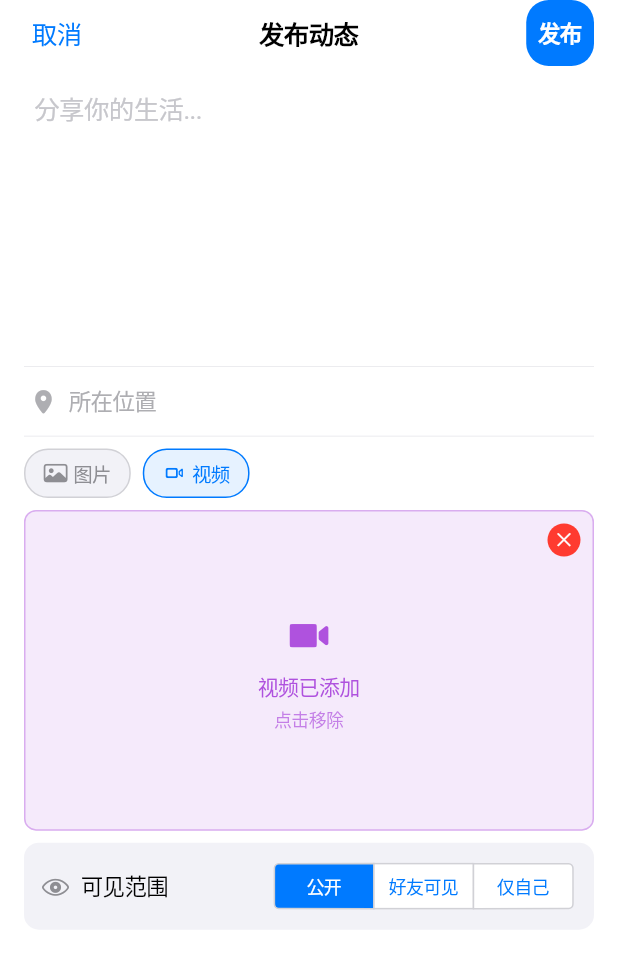
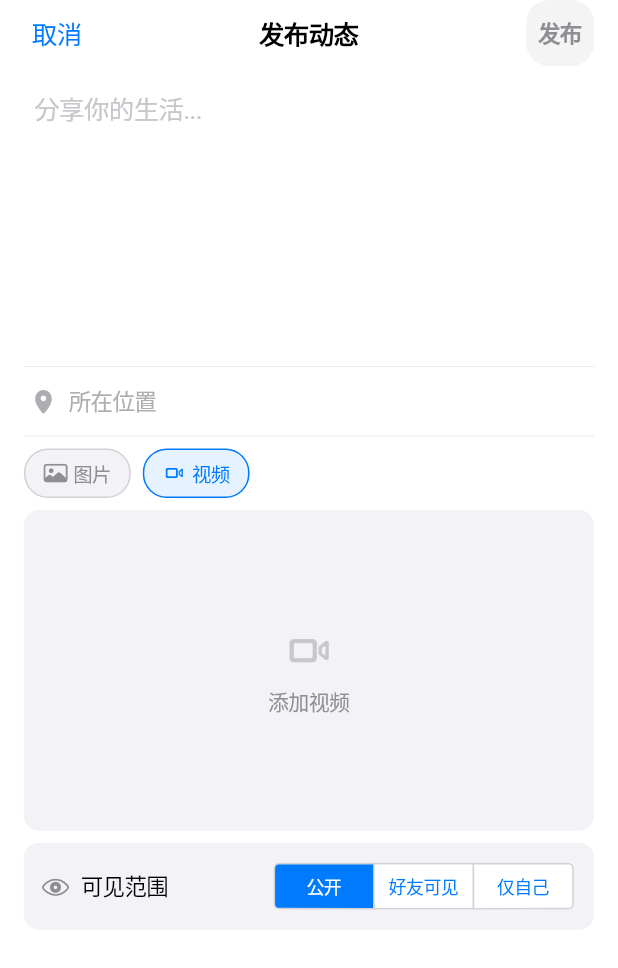
Before and after one commit to mrxiayi2023-alt/dochatapp, a Flutter app: the _PublishPostPage screen opened directly, after a tap on "视频", on a phone screen of 412 x 824 dp. Shown: the top 968 px of the screen. Run offline on Flutter 3.47's test engine with Material 3 defaults, Android fonts, the phone set to English and light mode, and no system bars; our stand-ins replace dio, flutter_riverpod, shared_preferences; missing offline and left inert: flutter_webrtc, tencent_cloud_chat_sdk; accounts and stored records are empty.

Commit message:
广场视频功能完善：添加视频入口+标签独立切换

```diff
--- a/lib/pages/plaza_page.dart
+++ b/lib/pages/plaza_page.dart
@@ -893,6 +893,7 @@ class _PublishPostPageState extends State<_PublishPostPage> {
   final List<Color> _images = []; // 图片占位色块列表
   int _visibility = 0; // 0:公开, 1:好友可见, 2:仅自己可见
   bool _locationEnabled = false;
+  bool _isVideoTab = false; // 当前选中"视频"标签
   bool _hasVideo = false; // 是否已添加视频
   // TODO: 接入高德地图SDK获取真实定位，替换此模拟地址
   static const String _simulatedLocation = '扬州市·智谷科技综合体';
@@ -921,7 +922,7 @@ class _PublishPostPageState extends State<_PublishPostPage> {
   }
 
   void _addImage() {
-    if (_hasVideo || _images.length >= _maxImages) return;
+    if (_images.length >= _maxImages) return;
     setState(() {
       _images.add(_palette[_images.length % _palette.length]);
     });
@@ -932,10 +933,7 @@ class _PublishPostPageState extends State<_PublishPostPage> {
   }
 
   void _addVideo() {
-    if (_images.isNotEmpty) {
-      // 切换为视频模式时清空图片
-      _images.clear();
-    }
+    // 替换已有视频（只能保留1个）
     setState(() => _hasVideo = true);
   }
 
@@ -1099,16 +1097,11 @@ class _PublishPostPageState extends State<_PublishPostPage> {
           // ---- 媒体类型切换 ----
           _buildMediaToggle(),
           const SizedBox(height: 8),
-          // ---- 视频区 ----
-          if (_hasVideo)
-            _buildVideoCell()
-          else ...[
-            // ---- 图片区 ----
-            if (_images.isEmpty)
-              _buildEmptyImagePlaceholder()
-            else
-              _buildImageGrid(),
-          ],
+          // ---- 各标签内容 ----
+          if (_isVideoTab)
+            _hasVideo ? _buildVideoCell() : _buildAddVideoPlaceholder()
+          else
+            _images.isEmpty ? _buildEmptyImagePlaceholder() : _buildImageGrid(),
         ],
       ),
     );
@@ -1120,19 +1113,15 @@ class _PublishPostPageState extends State<_PublishPostPage> {
         _buildToggleChip(
           label: '图片',
           icon: CupertinoIcons.photo,
-          isActive: !_hasVideo,
-          onTap: () {
-            if (_hasVideo) setState(() => _hasVideo = false);
-          },
+          isActive: !_isVideoTab,
+          onTap: () => setState(() => _isVideoTab = false),
         ),
         const SizedBox(width: 8),
         _buildToggleChip(
           label: '视频',
           icon: CupertinoIcons.videocam,
-          isActive: _hasVideo,
-          onTap: () {
-            if (!_hasVideo) _addVideo();
-          },
+          isActive: _isVideoTab,
+          onTap: () => setState(() => _isVideoTab = true),
         ),
       ],
     );
@@ -1221,6 +1210,32 @@ class _PublishPostPageState extends State<_PublishPostPage> {
                     color: CupertinoColors.white,
                   ),
                 ),
+              ),
+            ],
+          ),
+        ),
+      ),
+    );
+  }
+
+  Widget _buildAddVideoPlaceholder() {
+    return GestureDetector(
+      onTap: _addVideo,
+      child: AspectRatio(
+        aspectRatio: 16 / 9,
+        child: Container(
+          decoration: BoxDecoration(
+            color: const Color(0xFFF2F2F7),
+            borderRadius: BorderRadius.circular(10),
+          ),
+          child: const Column(
+            mainAxisAlignment: MainAxisAlignment.center,
+            children: [
+              Icon(CupertinoIcons.videocam, size: 36, color: CupertinoColors.systemGrey3),
+              SizedBox(height: 6),
+              Text(
+                '添加视频',
+                style: TextStyle(fontSize: 14, color: CupertinoColors.systemGrey),
               ),
             ],
           ),
```
